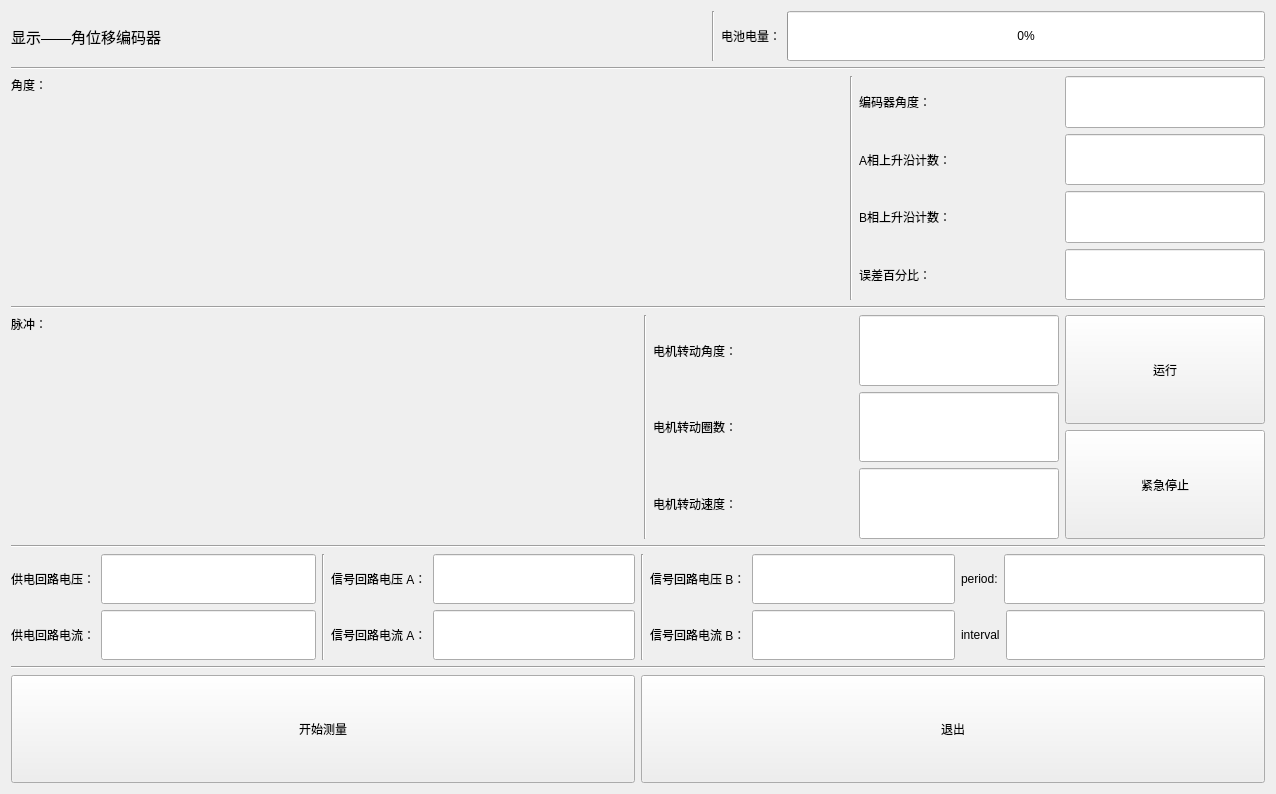
Old version of the form ui_show/showwin_angleencoder.ui in the repository Dirck-YHP/Proj_sensor_detect.
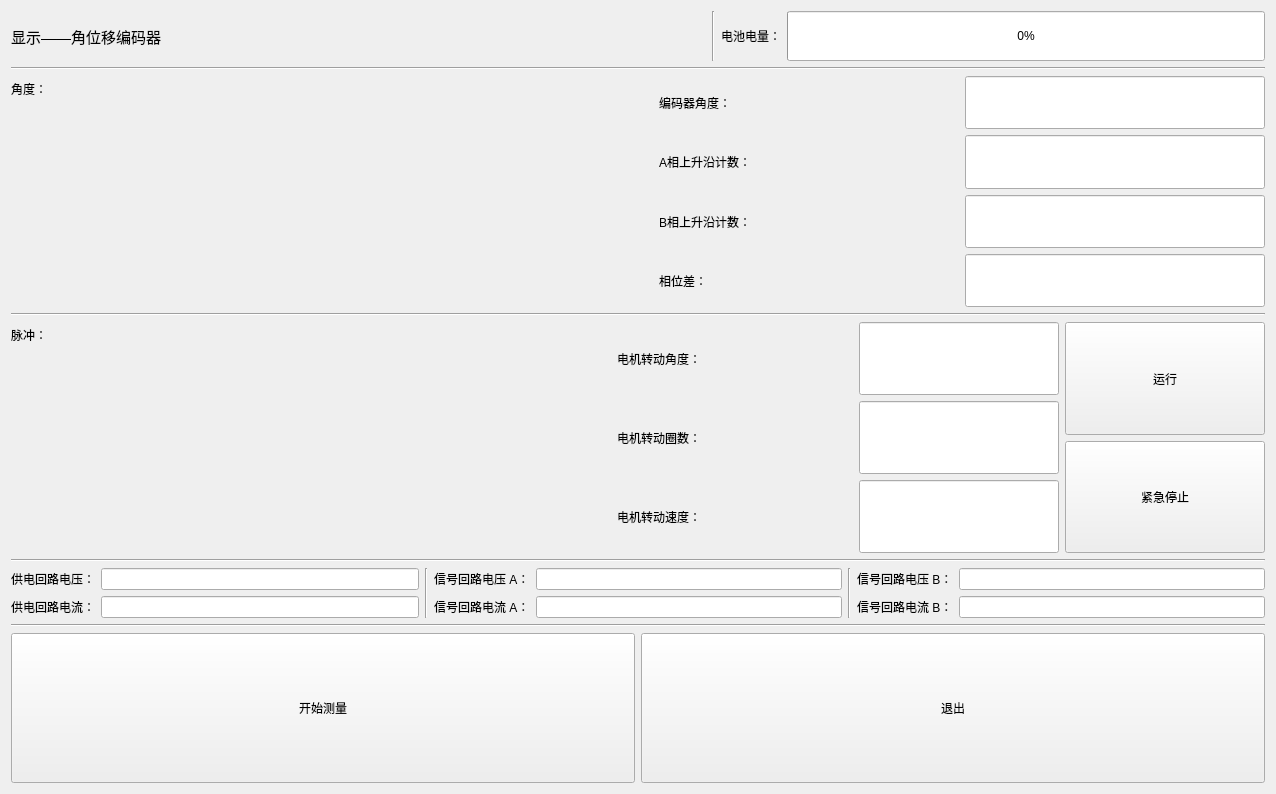
New version of the form. Custom widgets are drawn as their Qt base class.

```diff
--- a/ui_show/showwin_angleencoder.ui
+++ b/ui_show/showwin_angleencoder.ui
@@ -153,16 +153,6 @@
        </item>
        <item>
         <layout class="QHBoxLayout" name="horizontalLayout_20">
-         <item>
-          <widget class="Line" name="line_8">
-           <property name="styleSheet">
-            <string notr="true">background-color: rgb（255,255,255）</string>
-           </property>
-           <property name="orientation">
-            <enum>Qt::Vertical</enum>
-           </property>
-          </widget>
-         </item>
          <item>
           <layout class="QVBoxLayout" name="verticalLayout_3">
            <item>
@@ -177,7 +167,7 @@
                </property>
                <property name="maximumSize">
                 <size>
-                 <width>100</width>
+                 <width>300</width>
                  <height>16777215</height>
                 </size>
                </property>
@@ -216,7 +206,7 @@
                </property>
                <property name="maximumSize">
                 <size>
-                 <width>100</width>
+                 <width>300</width>
                  <height>16777215</height>
                 </size>
                </property>
@@ -255,7 +245,7 @@
                </property>
                <property name="maximumSize">
                 <size>
-                 <width>100</width>
+                 <width>300</width>
                  <height>16777215</height>
                 </size>
                </property>
@@ -294,12 +284,12 @@
                </property>
                <property name="maximumSize">
                 <size>
-                 <width>100</width>
+                 <width>300</width>
                  <height>16777215</height>
                 </size>
                </property>
                <property name="text">
-                <string>误差百分比：</string>
+                <string>相位差：</string>
                </property>
               </widget>
              </item>
@@ -371,16 +361,6 @@
        </item>
        <item>
         <layout class="QHBoxLayout" name="horizontalLayout_9">
-         <item>
-          <widget class="Line" name="line_10">
-           <property name="styleSheet">
-            <string notr="true">background-color: rgb（255,255,255）</string>
-           </property>
-           <property name="orientation">
-            <enum>Qt::Vertical</enum>
-           </property>
-          </widget>
-         </item>
          <item>
           <layout class="QVBoxLayout" name="verticalLayout_2">
            <item>
@@ -395,7 +375,7 @@
                </property>
                <property name="maximumSize">
                 <size>
-                 <width>100</width>
+                 <width>300</width>
                  <height>16777215</height>
                 </size>
                </property>
@@ -440,7 +420,7 @@
                </property>
                <property name="maximumSize">
                 <size>
-                 <width>100</width>
+                 <width>300</width>
                  <height>16777215</height>
                 </size>
                </property>
@@ -485,7 +465,7 @@
                </property>
                <property name="maximumSize">
                 <size>
-                 <width>100</width>
+                 <width>300</width>
                  <height>16777215</height>
                 </size>
                </property>
@@ -791,62 +771,7 @@
         </layout>
        </item>
        <item>
-        <layout class="QVBoxLayout" name="verticalLayout_9">
-         <item>
-          <layout class="QHBoxLayout" name="horizontalLayout_22">
-           <item>
-            <widget class="QLabel" name="label_period">
-             <property name="text">
-              <string>period:</string>
-             </property>
-            </widget>
-           </item>
-           <item>
-            <widget class="QLineEdit" name="lineE_period">
-             <property name="sizePolicy">
-              <sizepolicy hsizetype="Expanding" vsizetype="Preferred">
-               <horstretch>0</horstretch>
-               <verstretch>0</verstretch>
-              </sizepolicy>
-             </property>
-             <property name="maximumSize">
-              <size>
-               <width>16777215</width>
-               <height>50</height>
-              </size>
-             </property>
-            </widget>
-           </item>
-          </layout>
-         </item>
-         <item>
-          <layout class="QHBoxLayout" name="horizontalLayout_23">
-           <item>
-            <widget class="QLabel" name="label_two_edge_sep">
-             <property name="text">
-              <string>interval</string>
-             </property>
-            </widget>
-           </item>
-           <item>
-            <widget class="QLineEdit" name="lineE_two_edge_sep">
-             <property name="sizePolicy">
-              <sizepolicy hsizetype="Expanding" vsizetype="Preferred">
-               <horstretch>0</horstretch>
-               <verstretch>0</verstretch>
-              </sizepolicy>
-             </property>
-             <property name="maximumSize">
-              <size>
-               <width>16777215</width>
-               <height>50</height>
-              </size>
-             </property>
-            </widget>
-           </item>
-          </layout>
-         </item>
-        </layout>
+        <layout class="QVBoxLayout" name="verticalLayout_9"/>
        </item>
       </layout>
      </item>
```
Left out of the diff: 18 changed lines with no effect on the pictures.
